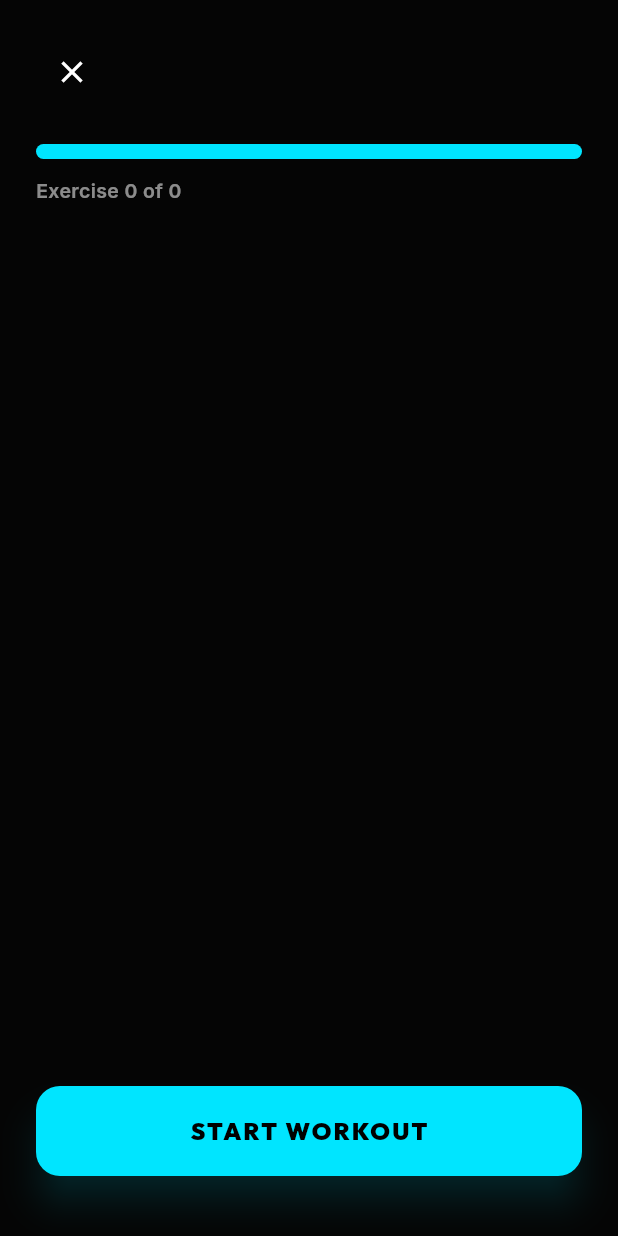
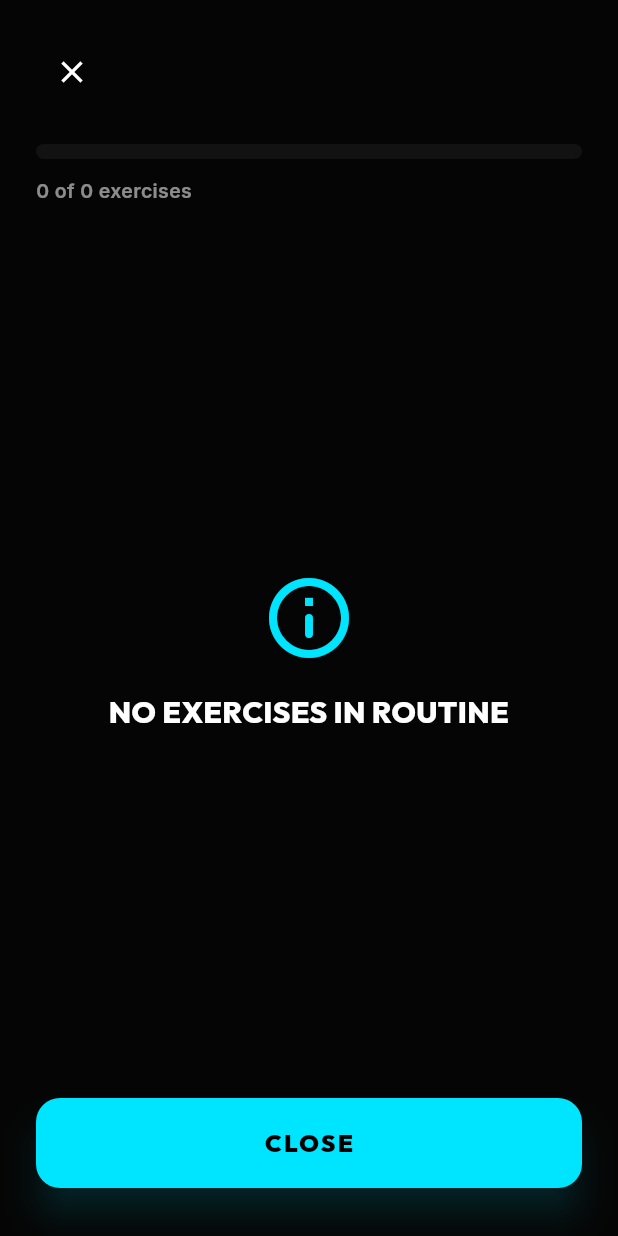
Before and after one commit to CoderJT-Elite/form_analyzer, a Flutter app: the RoutineExecutionScreen screen opened directly with empty values, on a phone screen of 412 x 824 dp. Run offline on Flutter 3.47's test engine with Material 3 defaults, Android fonts, the phone set to English and light mode, and no system bars; our stand-ins replace camera, file_picker, flutter_tts, google_fonts, image_picker, share_plus and 1 more; missing offline and left inert: google_mlkit_pose_detection; accounts and stored records are empty.

Commit message:
fix(routine_execution): guard empty routine NaN progress crash, unmounted setState, and layout overflow

```diff
--- a/app/lib/ui/screens/routine_execution_screen.dart
+++ b/app/lib/ui/screens/routine_execution_screen.dart
@@ -22,7 +22,11 @@ class _RoutineExecutionScreenState extends State<RoutineExecutionScreen> {
   final StorageService _storage = StorageService();
 
   void _nextExercise() async {
-    if (_currentIndex < widget.routine.exercises.length) {
+    if (_currentIndex >= widget.routine.exercises.length) {
+      Navigator.pop(context);
+      return;
+    }
+
     final type = widget.routine.exercises[_currentIndex];
     final exercise = ExerciseCatalog.exerciseForType(type);
 
@@ -34,6 +38,8 @@ class _RoutineExecutionScreenState extends State<RoutineExecutionScreen> {
       ),
     );
 
+    if (!mounted) return;
+
     if (result != null) {
       _completedSessions.add(result);
     }
@@ -44,7 +50,6 @@ class _RoutineExecutionScreenState extends State<RoutineExecutionScreen> {
 
     if (_currentIndex >= widget.routine.exercises.length) {
       _finishRoutine();
-      }
     }
   }
 
@@ -98,7 +103,11 @@ class _RoutineExecutionScreenState extends State<RoutineExecutionScreen> {
 
   @override
   Widget build(BuildContext context) {
-    final progress = _currentIndex / widget.routine.exercises.length;
+    final hasExercises = widget.routine.exercises.isNotEmpty;
+    final progress = hasExercises
+        ? (_currentIndex / widget.routine.exercises.length).clamp(0.0, 1.0)
+        : 0.0;
+    final isFinished = _currentIndex >= widget.routine.exercises.length;
 
     return Scaffold(
       backgroundColor: AppColors.background,
@@ -114,13 +123,16 @@ class _RoutineExecutionScreenState extends State<RoutineExecutionScreen> {
                     onPressed: () => Navigator.pop(context),
                   ),
                   const SizedBox(width: 8),
-                  Text(
+                  Expanded(
+                    child: Text(
                       widget.routine.name.toUpperCase(),
                       style: GoogleFonts.outfit(
                         color: Colors.white,
                         fontSize: 18,
                         fontWeight: FontWeight.w900,
                         letterSpacing: 1.5,
+                      ),
+                      overflow: TextOverflow.ellipsis,
                     ),
                   ),
                 ],
@@ -144,7 +156,9 @@ class _RoutineExecutionScreenState extends State<RoutineExecutionScreen> {
                   ),
                   const SizedBox(height: 12),
                   Text(
-                    'Exercise ${_currentIndex < widget.routine.exercises.length ? _currentIndex + 1 : widget.routine.exercises.length} of ${widget.routine.exercises.length}',
+                    hasExercises
+                        ? 'Exercise ${_currentIndex < widget.routine.exercises.length ? _currentIndex + 1 : widget.routine.exercises.length} of ${widget.routine.exercises.length}'
+                        : '0 of 0 exercises',
                     style: GoogleFonts.inter(
                       color: Colors.white54,
                       fontSize: 13,
@@ -154,11 +168,13 @@ class _RoutineExecutionScreenState extends State<RoutineExecutionScreen> {
                 ],
               ),
             ),
-            const Spacer(),
-            if (_currentIndex < widget.routine.exercises.length)
-              Padding(
-                padding: const EdgeInsets.all(40),
-                child: Column(
+            Expanded(
+              child: Center(
+                child: SingleChildScrollView(
+                  padding: const EdgeInsets.all(24),
+                  child: hasExercises && !isFinished
+                      ? Column(
+                          mainAxisSize: MainAxisSize.min,
                           children: [
                             Text(
                               'NEXT UP',
@@ -178,13 +194,14 @@ class _RoutineExecutionScreenState extends State<RoutineExecutionScreen> {
                                 fontSize: 32,
                                 fontWeight: FontWeight.w900,
                               ),
+                              textAlign: TextAlign.center,
                             ),
-                    const SizedBox(height: 48),
+                            const SizedBox(height: 32),
                             SizedBox(
-                      width: 200,
-                      height: 200,
+                              width: 180,
+                              height: 180,
                               child: GlassContainer(
-                        padding: const EdgeInsets.all(40),
+                                padding: const EdgeInsets.all(32),
                                 child: Image.asset(
                                   ExerciseCatalog.definitionForType(
                                     widget.routine.exercises[_currentIndex],
@@ -195,11 +212,36 @@ class _RoutineExecutionScreenState extends State<RoutineExecutionScreen> {
                               ),
                             ),
                           ],
+                        )
+                      : Column(
+                          mainAxisSize: MainAxisSize.min,
+                          children: [
+                            Icon(
+                              hasExercises
+                                  ? Icons.check_circle_outline_rounded
+                                  : Icons.info_outline_rounded,
+                              color: AppColors.accentCyan,
+                              size: 64,
+                            ),
+                            const SizedBox(height: 16),
+                            Text(
+                              hasExercises
+                                  ? 'ALL EXERCISES COMPLETE'
+                                  : 'NO EXERCISES IN ROUTINE',
+                              style: GoogleFonts.outfit(
+                                color: Colors.white,
+                                fontSize: 20,
+                                fontWeight: FontWeight.w800,
+                              ),
+                              textAlign: TextAlign.center,
+                            ),
+                          ],
                         ),
                 ),
-            const Spacer(),
+              ),
+            ),
             Padding(
-              padding: const EdgeInsets.fromLTRB(24, 0, 24, 40),
+              padding: const EdgeInsets.fromLTRB(24, 0, 24, 32),
               child: SizedBox(
                 width: double.infinity,
                 child: ElevatedButton(
@@ -215,9 +257,13 @@ class _RoutineExecutionScreenState extends State<RoutineExecutionScreen> {
                     shadowColor: AppColors.accentCyan.withValues(alpha: 0.3),
                   ),
                   child: Text(
-                    _currentIndex == 0
+                    !hasExercises
+                        ? 'CLOSE'
+                        : isFinished
+                            ? 'FINISH ROUTINE'
+                            : (_currentIndex == 0
                                 ? 'START WORKOUT'
-                        : 'START NEXT EXERCISE',
+                                : 'START NEXT EXERCISE'),
                     style: GoogleFonts.outfit(
                       fontWeight: FontWeight.w900,
                       fontSize: 16,
```
Also changed, not shown: 1 other file. Lines whose indentation alone changed are shown as unchanged.
